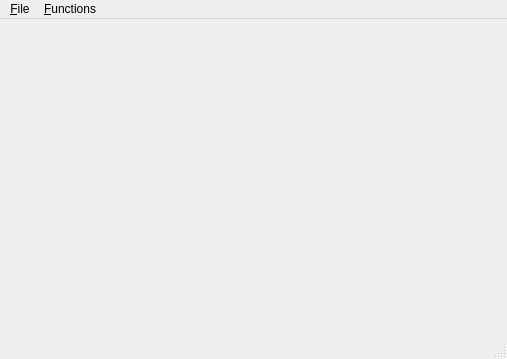
Qt form src/Grafika/Grafika/MainWindow.ui (LEOn4ik007/Grafika) before a commit.
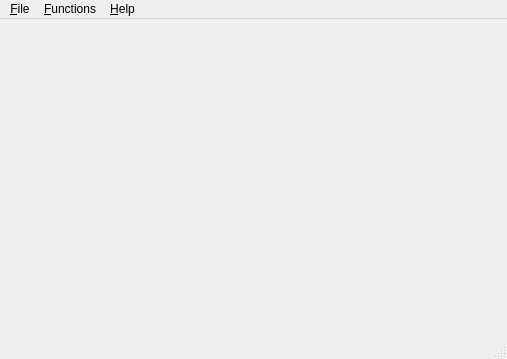
The same form after that commit.

Commit message: #11 "About" dialog added

```diff
--- a/src/Grafika/Grafika/MainWindow.ui
+++ b/src/Grafika/Grafika/MainWindow.ui
@@ -36,8 +36,15 @@
     <addaction name="actionAdd"/>
     <addaction name="separator"/>
    </widget>
+   <widget class="QMenu" name="menuHelp">
+    <property name="title">
+     <string>&amp;Help</string>
+    </property>
+    <addaction name="actionAbout"/>
+   </widget>
    <addaction name="menuFile"/>
    <addaction name="menuFunctions"/>
+   <addaction name="menuHelp"/>
   </widget>
   <widget class="QStatusBar" name="statusBar"/>
   <action name="actionExit">
```
Left out of the diff: 5 changed lines with no effect on the pictures. The commit also changes 2 other files.
